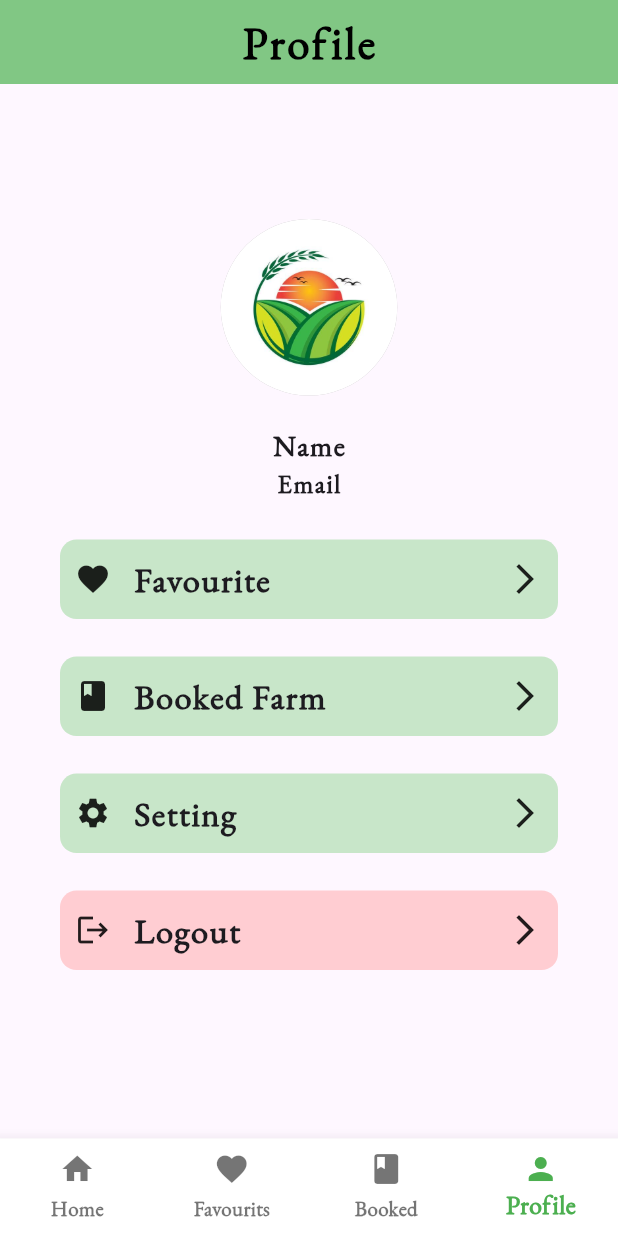
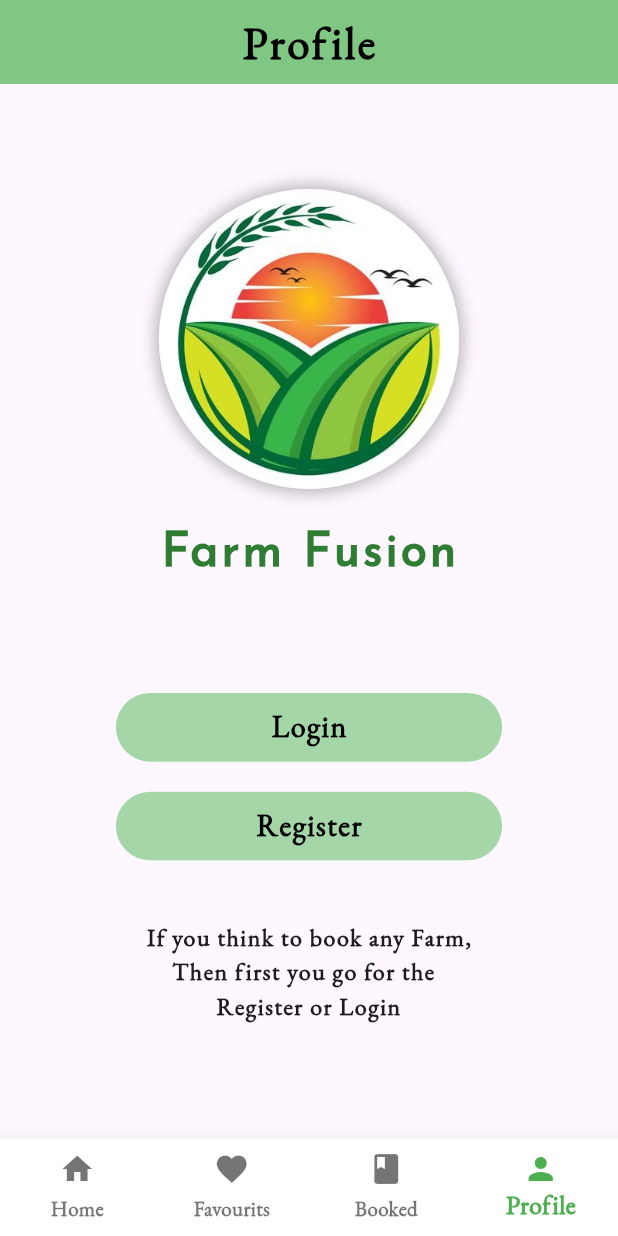
Before and after one commit to Parth-FlutterDeveloper/Farm_Fusion, a Flutter app: the screen it shows after launch, item 4 of the bottom bar chosen, on a phone screen of 412 x 824 dp. Run offline on Flutter 3.47's test engine with Material 3 defaults, Android fonts, the light colour scheme and no system bars; our stand-ins replace another_carousel_pro, firebase_core, fluttertoast, get; accounts and stored records are empty.

Commit message:
11 Commit

```diff
--- a/lib/Routes/routes.dart
+++ b/lib/Routes/routes.dart
@@ -3,6 +3,7 @@
 import 'package:farm_booking_app/Screens/splash_screen.dart';
 import 'package:farm_booking_app/Widgets/Navbar%20Widget/navbar_widget.dart';
 import 'package:get/get.dart';
+import '../Screens/login_screen.dart';
 
 class AppRoutes{
 
@@ -20,6 +21,13 @@
       page: () => NavbarWidget(),
       transitionDuration: Duration(milliseconds: 250),
       transition: Transition.rightToLeftWithFade,
+    ),
+
+    GetPage(
+      name: RoutesName.loginScreen,
+      page: () => LoginScreen(),
+      transitionDuration: Duration(milliseconds: 250),
+      transition: Transition.rightToLeftWithFade,
     )
 
   ];
--- a/lib/Routes/routes_name.dart
+++ b/lib/Routes/routes_name.dart
@@ -5,4 +5,6 @@
 
   static const String navbarWidget = '/navbar_widget';
 
+  static const String loginScreen = '/login_screen';
+
 }
--- a/lib/Screens/Nav Screens/profile_screen.dart
+++ b/lib/Screens/Nav Screens/l_profile_screen.dart
@@ -1,3 +1,6 @@
+
+// Profile Screen for Logged in Users.
+
 import 'package:farm_booking_app/Widgets/Profile%20Widget/profile_Image_widget.dart';
 import 'package:farm_booking_app/Widgets/Profile%20Widget/profile_option_widget.dart';
 import 'package:flutter/material.dart';
@@ -26,18 +29,9 @@
       ),
        body: Column(
          children:  [
-           // Center(
-           //   child: Text("Profile",style: TextStyle(
-           //       fontSize: 33,
-           //       fontWeight: FontWeight.bold,
-           //       fontFamily: "LocalFont",
-           //       letterSpacing: 1.5,
-           //       color: Colors.green
-           //   ),),
-           // ),
-           SizedBox(height: 90),
+           SizedBox(height: 80),
            ProfileImageWidget(),
-           SizedBox(height: 25),
+           SizedBox(height: 30),
 
            ProfileOptionWidget(
              text: "Favourite",
@@ -47,7 +41,7 @@
                print("sddddddddddddd");
              },
            ),
-           SizedBox(height: 25),
+           SizedBox(height: 30),
            ProfileOptionWidget(
              text: "Booked Farm",
              color: Colors.green.shade100,
@@ -56,7 +50,7 @@
                print("sddddddddddddd");
              },
            ),
-           SizedBox(height: 25),
+           SizedBox(height: 30),
            ProfileOptionWidget(
              text: "Setting",
              color: Colors.green.shade100,
@@ -65,7 +59,7 @@
                print("sddddddddddddd");
              },
            ),
-           SizedBox(height: 25),
+           SizedBox(height: 30),
            ProfileOptionWidget(
              text: "Logout",
              color: Colors.red.shade100,
--- /dev/null
+++ b/lib/Screens/Nav Screens/ul_profile_screen.dart
@@ -0,0 +1,114 @@
+
+// Profile Screen for UnLogged Users.
+
+import 'package:farm_booking_app/Routes/routes_name.dart';
+import 'package:farm_booking_app/Widgets/Common%20Widget/button_widget.dart';
+import 'package:flutter/material.dart';
+import 'package:get/get.dart';
+
+class ULProfileScreen extends StatefulWidget {
+  const ULProfileScreen({super.key});
+
+  @override
+  State<ULProfileScreen> createState() => _ULProfileScreenState();
+}
+
+class _ULProfileScreenState extends State<ULProfileScreen> {
+
+  bool load = false;
+
+  @override
+  Widget build(BuildContext context) {
+    return Scaffold(
+      appBar: AppBar(
+        centerTitle: true,
+        backgroundColor: Colors.green.shade300,
+        title: Text("Profile",style: TextStyle(
+            fontSize: 30,
+            fontWeight: FontWeight.bold,
+            fontFamily: "LocalFont",
+            color: Colors.black,
+            letterSpacing: 1.5
+        ),),
+      ),
+      body: SingleChildScrollView(
+        child: Center(
+          child: Column(
+            children: [
+
+              SizedBox(height: 70),
+
+              Container(
+                height: 200,
+                decoration: BoxDecoration(
+                    color: Colors.white,
+                    shape: BoxShape.circle,
+                    boxShadow: [
+                      BoxShadow(
+                          color: Colors.black26,
+                          blurRadius: 8,
+                          spreadRadius: 3
+                      )
+                    ]
+                ),
+                child: CircleAvatar(
+                  radius: 162,
+                  backgroundImage: AssetImage('assets/images/splashImage.jpeg'),
+                ),
+              ),
+              SizedBox(height: 20),
+              Text("Farm Fusion",style: TextStyle(
+                fontWeight: FontWeight.bold,
+                fontSize: 32,
+                fontFamily: "SplashFont",
+                letterSpacing: 2,
+                color: Colors.green.shade800
+              ),),
+
+              SizedBox(height: 70),
+
+              ButtonWidget(
+                  width: 1.6,
+                  loading: load,
+                  txtColor: Colors.black,
+                  backColor: Colors.green.shade200,
+                  text: "Login",
+                  onTap: () {
+                    load = true;
+                    Get.toNamed(RoutesName.loginScreen.toString())!
+                        .then((value) {
+                          setState(() {
+                            load = false;
+                          });
+                    });
+                  }
+              ),
+              SizedBox(height: 20),
+              ButtonWidget(
+                  width: 1.6,
+                  loading: load,
+                  txtColor: Colors.black,
+                  backColor: Colors.green.shade200,
+                  text: "Register",
+                  onTap: () {
+                    print("sddddddddddddd");
+                  }
+              ),
+
+              SizedBox(height: 40),
+
+              Text("If you think to book any Farm,\n"
+                  "    Then first you go for the\n"
+                  "           Register or Login",style: TextStyle(
+                fontWeight: FontWeight.bold,
+                fontSize: 16,
+                fontFamily: "LocalFont",
+                letterSpacing: 1,
+              ),),
+            ],
+          ),
+        ),
+      ),
+    );
+  }
+}
--- a/lib/Screens/splash_screen.dart
+++ b/lib/Screens/splash_screen.dart
@@ -32,7 +32,7 @@
         children: [
           Column(
             children: [
-              SizedBox(height: 160),
+              SizedBox(height: 180),
               Container(
                 height: 200,
                 decoration: BoxDecoration(
@@ -47,7 +47,7 @@
                     ]
                 ),
                 child: CircleAvatar(
-                  radius: 160,
+                  radius: 162,
                   backgroundImage: AssetImage('assets/images/splashImage.jpeg'),
                 ),
               ),
--- /dev/null
+++ b/lib/Widgets/Common Widget/button_widget.dart
@@ -0,0 +1,56 @@
+import 'package:flutter/material.dart';
+import 'package:get/get.dart';
+
+class ButtonWidget extends StatefulWidget {
+
+  final String text;
+  final double width;
+  final VoidCallback onTap;
+  final bool loading;
+  final Color backColor, txtColor;
+
+  const ButtonWidget({
+    super.key,
+    required this.text,
+    required this.width,
+    required this.onTap,
+    required this.loading,
+    required this.backColor,
+    required this.txtColor
+  });
+
+  @override
+  State<ButtonWidget> createState() => _ButtonWidgetState();
+}
+
+class _ButtonWidgetState extends State<ButtonWidget> {
+  @override
+  Widget build(BuildContext context) {
+    return InkWell(
+      onTap: widget.onTap,
+      child: Container(
+        // padding: EdgeInsets.only(bottom: 5),
+        height: Get.height / 18,
+        width: Get.width / widget.width,
+        decoration: BoxDecoration(
+          color: widget.backColor,
+          borderRadius: BorderRadius.circular(50),
+        ),
+        child: Center(
+          child: widget.loading
+          ? CircularProgressIndicator(
+            color: Colors.green.shade800,
+            strokeWidth: 2.2,
+          )
+          : Text(widget.text,style: TextStyle(
+              fontWeight: FontWeight.bold,
+              fontSize: 20,
+              fontFamily: "LocalFont",
+              letterSpacing: 1,
+              color: widget.txtColor
+          ),)
+        ),
+      ),
+    );
+  }
+}
--- a/lib/Widgets/Navbar Widget/navbar_widget.dart
+++ b/lib/Widgets/Navbar Widget/navbar_widget.dart
@@ -1,7 +1,9 @@
 import 'package:farm_booking_app/Screens/Nav%20Screens/booked_screen.dart';
 import 'package:farm_booking_app/Screens/Nav%20Screens/favourite_screen.dart';
 import 'package:farm_booking_app/Screens/Nav%20Screens/home_screen.dart';
-import 'package:farm_booking_app/Screens/Nav%20Screens/profile_screen.dart';
+import 'package:farm_booking_app/Screens/Nav%20Screens/l_profile_screen.dart';
+// import 'package:farm_booking_app/Screens/Nav%20Screens/l_profile_screen.dart';
+import 'package:farm_booking_app/Screens/Nav%20Screens/ul_profile_screen.dart';
 import 'package:flutter/material.dart';
 
 class NavbarWidget extends StatefulWidget {
@@ -19,7 +21,7 @@
     HomeScreen(),
     FavouriteScreen(),
     BookedScreen(),
-    ProfileScreen()
+    ULProfileScreen()
   ];
 
   @override
--- a/lib/Widgets/Profile Widget/profile_Image_widget.dart
+++ b/lib/Widgets/Profile Widget/profile_Image_widget.dart
@@ -1,5 +1,4 @@
 import 'package:flutter/material.dart';
-import 'package:get/get.dart';
 
 class ProfileImageWidget extends StatefulWidget {
   const ProfileImageWidget({super.key});
@@ -18,15 +17,21 @@
             print("sddddddddddddd");
           },
           child: Container(
-            height: Get.height / 7,
-            width: Get.width / 3,
+            height: 135,
             decoration: BoxDecoration(
+                color: Colors.white,
                 shape: BoxShape.circle,
-                color: Colors.black26,
-                image: DecorationImage(
-                  image: AssetImage("assets/images/splashImage.jpeg"),
-                  fit: BoxFit.cover
-                )
+                boxShadow: [
+                  BoxShadow(
+                      color: Colors.black26,
+                      blurRadius: 8,
+                      spreadRadius: 3
+                  )
+                ]
+            ),
+            child: CircleAvatar(
+              radius: 110,
+              backgroundImage: AssetImage('assets/images/splashImage.jpeg'),
             ),
           ),
         ),
```
Also changed, not shown: lib/Screens/login_screen.dart (added, +171 -0 lines), lib/Widgets/Common Widget/custom_text_field.dart (added, +34 -0 lines), lib/Screens/register_screen.dart (added).
